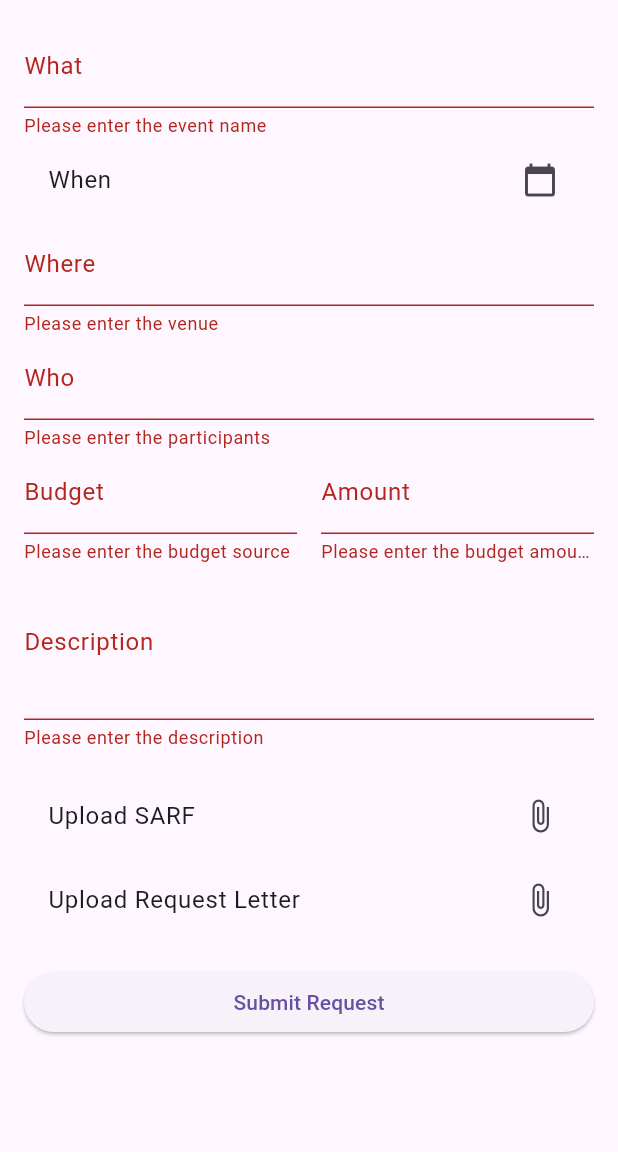
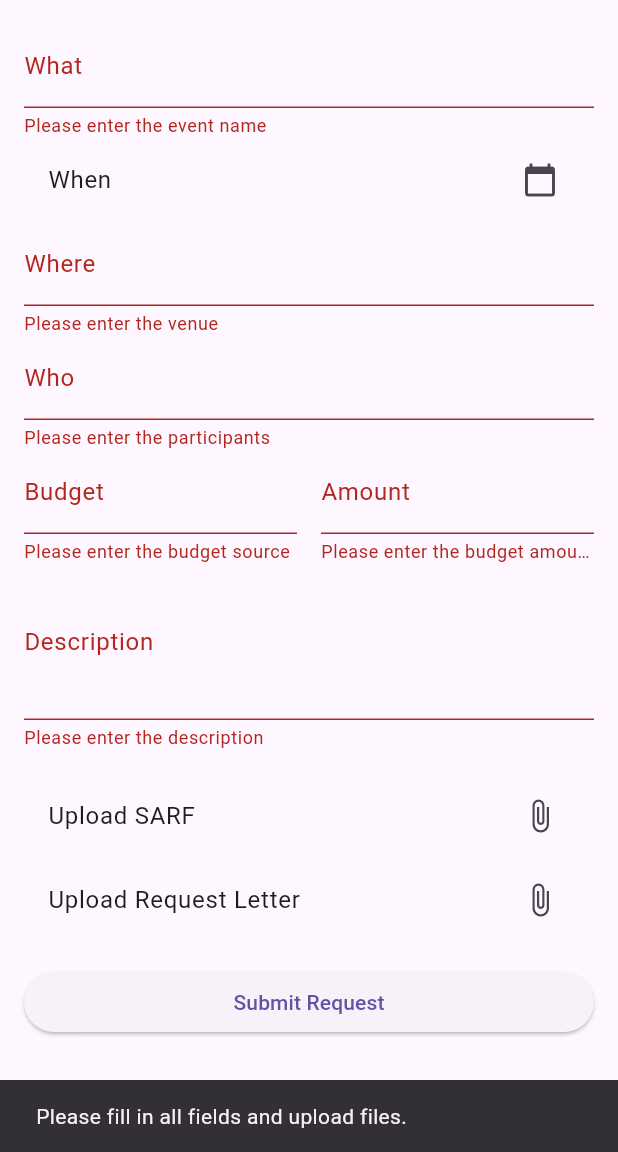
Before and after one commit to EvonMaxilom624/flutter_ios, a Flutter app: the RequestEventPage screen opened directly, after a tap on "Submit Request", on a phone screen of 412 x 824 dp, the part 84-1236 px from its top. Run offline on Flutter 3.47's test engine with Material 3 defaults, Android fonts, the light colour scheme and no system bars; our stand-ins replace carousel_slider, cloud_firestore, file_picker, firebase_auth, firebase_core, firebase_storage and 2 more; accounts and stored records are empty.

Commit message:
Update
Profile is done
request event is ongoing

```diff
--- a/lib/user_organization/profile_edit.dart
+++ b/lib/user_organization/profile_edit.dart
@@ -117,6 +117,13 @@ class _OrgProfileEditPageState extends State<OrgProfileEditPage> {
       await ref.putFile(File(_imageFile!.path));
       _updatedImageUrl = await ref.getDownloadURL();
       log('Updated image URL: $_updatedImageUrl');
+
+      ScaffoldMessenger.of(context).showSnackBar(
+        const SnackBar(
+          content: Text('Profile is updated. Restart to load profile picture.'),
+        ),
+      );
+
     } catch (e) {
       log('Error uploading image: $e');
     }
--- a/lib/user_organization/request_event.dart
+++ b/lib/user_organization/request_event.dart
@@ -1,6 +1,12 @@
+import 'dart:developer';
+
+import 'package:cloud_firestore/cloud_firestore.dart';
+import 'package:file_picker/file_picker.dart';
+import 'package:firebase_storage/firebase_storage.dart';
 import 'package:flutter/material.dart';
 import 'package:flutter_ios/sidebar/sidebar_org.dart';
 import 'package:flutter_ios/widgets/appbar.dart';
+import 'dart:io';
 
 class RequestEventPage extends StatefulWidget {
   const RequestEventPage({super.key});
@@ -19,8 +25,8 @@ class RequestEventPageState extends State<RequestEventPage> {
   final TextEditingController _descriptionController = TextEditingController();
 
   DateTimeRange? _dateTimeRange;
-  String? _sarfFile;
-  String? _requestLetterFile;
+  PlatformFile? _sarfFile;
+  PlatformFile? _requestLetterFile;
 
   Future<void> _selectDateTimeRange(BuildContext context) async {
     final DateTimeRange? picked = await showDateRangePicker(
@@ -35,14 +41,80 @@ class RequestEventPageState extends State<RequestEventPage> {
     }
   }
 
-  Future<void> _pickFile() async {
-    // Placeholder for file picking logic
-    // You can use packages like file_picker or image_picker for this
+  Future<void> _pickSarfFile() async {
+
+      final result = await FilePicker.platform.pickFiles();
+      if (result != null) {
+        setState(() {
+          _sarfFile = result.files.first;
+        });
+      }
+    }
+//TODO 09/20/24 need to test phone file
+  Future<void> _pickRequestLetterFile() async {
+
+    final result = await FilePicker.platform.pickFiles();
+    if (result != null) {
+      setState(() {
+        _requestLetterFile = result.files.first;
+      });
+    }
   }
 
-  void _submitForm() {
-    if (_formKey.currentState!.validate()) {
-      // Handle form submission
+
+  Future<void> _submitForm() async {
+    if (_formKey.currentState!.validate() &&
+        _dateTimeRange != null &&
+        _sarfFile != null &&
+        _requestLetterFile != null) {
+      try {
+        // Upload files to Firebase Storage
+        final storage = FirebaseStorage.instance;
+        final sarfFileRef = storage
+            .ref()
+            .child('event_files/${DateTime.now().millisecondsSinceEpoch}_sarf');
+        final requestLetterFileRef = storage.ref().child(
+            'event_files/${DateTime.now().millisecondsSinceEpoch}_request');
+
+        await sarfFileRef.putFile(File(_sarfFile!.path!));
+        await requestLetterFileRef.putFile(File(_requestLetterFile!.path!));
+
+        final sarfFileUrl = await sarfFileRef.getDownloadURL();
+        final requestLetterFileUrl =
+            await requestLetterFileRef.getDownloadURL();
+
+        // Save data to Firestore
+        await FirebaseFirestore.instance.collection('Events').add({
+          'eventName': _eventNameController.text,
+          'startDate': _dateTimeRange!.start,
+          'endDate': _dateTimeRange!.end,
+          'venue': _venueController.text,
+          'participants': _participantsController.text,
+          'budgetSource': _budgetSourceController.text,
+          'budgetAmount': double.parse(_budgetAmountController.text),
+          'description': _descriptionController.text,
+          'sarfFileUrl': sarfFileUrl,
+          'requestLetterFileUrl': requestLetterFileUrl,
+          'status': '_forApproval', // Hardcoded status
+        });
+
+        // Show success message or navigate to another screen
+        ScaffoldMessenger.of(context).showSnackBar(
+          const SnackBar(
+              content: Text('Event request submitted successfully!')),
+        );
+      } catch (e) {
+        // Handle errors
+        log('Error submitting event request: $e');
+        ScaffoldMessenger.of(context).showSnackBar(
+          const SnackBar(content: Text('Failed to submit event request.')),
+        );
+      }
+    } else {
+      ScaffoldMessenger.of(context).showSnackBar(
+        const SnackBar(
+            content: Text('Please fill in all fields and upload files.')),
+      );
     }
   }
 
@@ -73,7 +145,7 @@ class RequestEventPageState extends State<RequestEventPage> {
               ListTile(
                 title: Text(_dateTimeRange == null
                     ? 'When'
-                    : '${_dateTimeRange!.start} - ${_dateTimeRange!.end}'),
+                    : '${_dateTimeRange!.start.toLocal()} - ${_dateTimeRange!.end.toLocal()}'),
                 trailing: const Icon(Icons.calendar_today),
                 onTap: () => _selectDateTimeRange(context),
               ),
@@ -153,16 +225,17 @@ class RequestEventPageState extends State<RequestEventPage> {
               ),
               const SizedBox(height: 16.0),
               ListTile(
-                title: Text(_sarfFile == null ? 'Upload SARF' : _sarfFile!),
+                title:
+                    Text(_sarfFile == null ? 'Upload SARF' : _sarfFile!.name),
                 trailing: const Icon(Icons.attach_file),
-                onTap: _pickFile,
+                onTap: _pickSarfFile,
               ),
               ListTile(
                 title: Text(_requestLetterFile == null
                     ? 'Upload Request Letter'
-                    : _requestLetterFile!),
+                    : _requestLetterFile!.name),
                 trailing: const Icon(Icons.attach_file),
-                onTap: _pickFile,
+                onTap: _pickRequestLetterFile,
               ),
               const SizedBox(height: 16.0),
               ElevatedButton(
```
Also changed, not shown: 1 other file.
